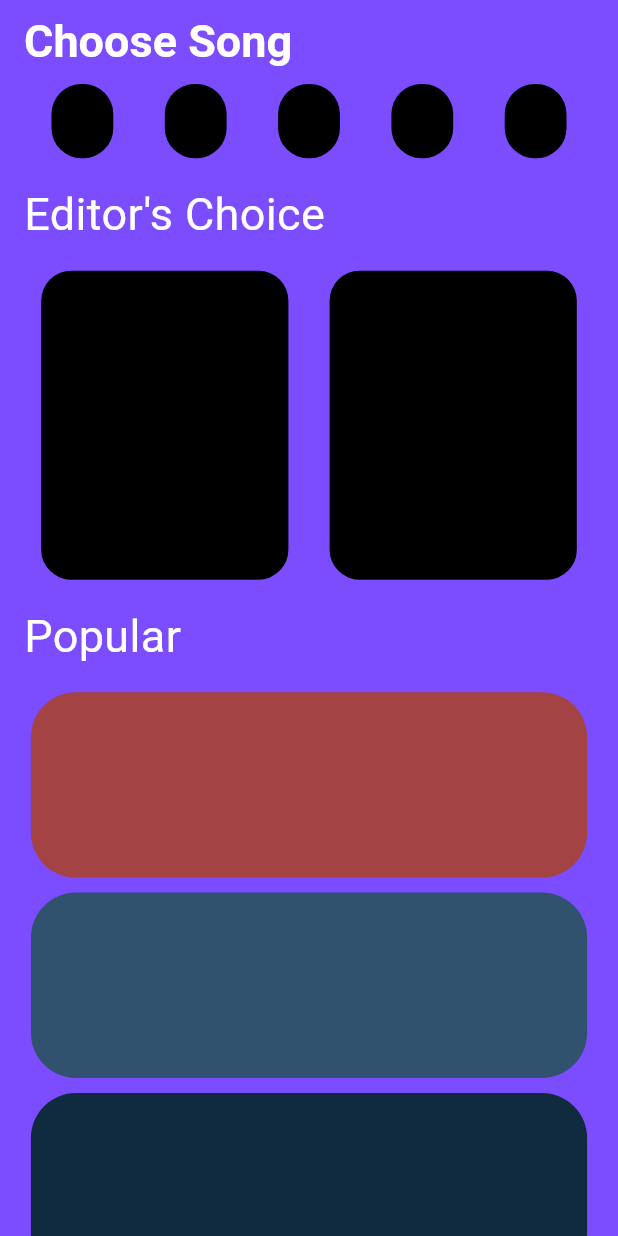
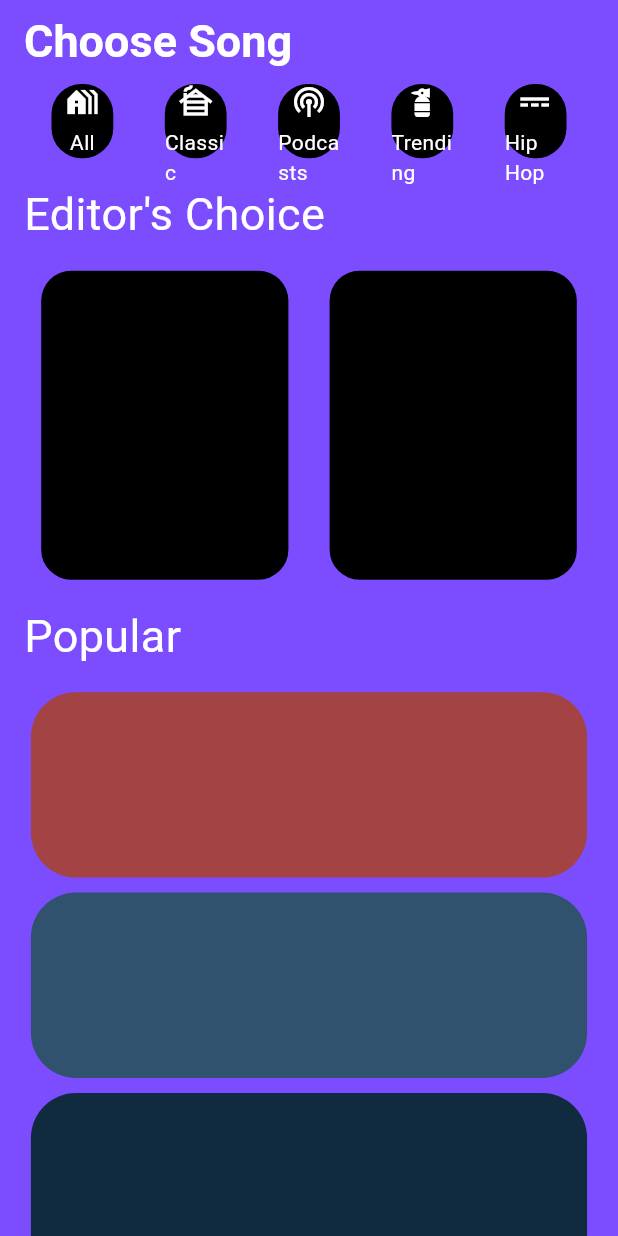
Before and after one commit to TheRealJasoandRazi/practise_app, a Flutter app: the screen it shows after launch, on a phone screen of 412 x 824 dp. Run offline on Flutter 3.47's test engine with Material 3 defaults, Android fonts, the phone set to English and light mode, and no system bars.

Commit message:
added icons and text to the small boxes

```diff
--- a/lib/pages/home.dart
+++ b/lib/pages/home.dart
@@ -1,4 +1,29 @@
 import 'package:flutter/material.dart';
+
+Widget _buildBoxWithTextAndIcon(String text, IconData iconData, double width, double height) {
+  return Container(
+    width: width,
+    height: height,
+    decoration: BoxDecoration(
+      color: Colors.black,
+      borderRadius: BorderRadius.circular(20),
+    ),
+    child: Column(
+      mainAxisAlignment: MainAxisAlignment.center,
+      children: [
+        Icon(
+          iconData,
+          color: Colors.white,
+        ),
+        SizedBox(height: 5),
+        Text(
+          text,
+          style: TextStyle(color: Colors.white),
+        ),
+      ],
+    ),
+  );
+}
 
 class Homepage extends StatelessWidget {
   const Homepage({super.key});
@@ -7,6 +32,9 @@ class Homepage extends StatelessWidget {
   Widget build(BuildContext context) {
     final screenWidth = MediaQuery.of(context).size.width;
     final screenHeight = MediaQuery.of(context).size.height;
+
+    final small_box_width = screenWidth * 0.10;
+    final small_box_height = screenHeight * 0.06;
 
     return Scaffold(
       appBar: AppBar(
@@ -26,46 +54,11 @@ class Homepage extends StatelessWidget {
           Row(
             mainAxisAlignment: MainAxisAlignment.spaceEvenly,
             children: [
-              Container(
-                width: screenWidth * 0.10,
-                height: screenHeight * 0.06,
-                decoration: BoxDecoration(
-                  color: Colors.black,
-                  borderRadius: BorderRadius.circular(20), // Adding border radius
-                ),
-              ),
-              Container(
-                width: screenWidth * 0.10,
-                height: screenHeight * 0.06,
-                decoration: BoxDecoration(
-                  color: Colors.black,
-                  borderRadius: BorderRadius.circular(20), // Adding border radius
-                ),
-              ),
-              Container(
-                width: screenWidth * 0.10,
-                height: screenHeight * 0.06,
-                decoration: BoxDecoration(
-                  color: Colors.black,
-                  borderRadius: BorderRadius.circular(20), // Adding border radius
-                ),
-              ),
-              Container(
-                width: screenWidth * 0.10,
-                height: screenHeight * 0.06,
-                decoration: BoxDecoration(
-                  color: Colors.black,
-                  borderRadius: BorderRadius.circular(20), // Adding border radius
-                ),
-              ),
-              Container(
-                width: screenWidth * 0.10,
-                height: screenHeight * 0.06,
-                decoration: BoxDecoration(
-                  color: Colors.black,
-                  borderRadius: BorderRadius.circular(20), // Adding border radius
-                ),
-              ),
+              _buildBoxWithTextAndIcon('All', Icons.holiday_village, small_box_width, small_box_height),
+              _buildBoxWithTextAndIcon('Classic', Icons.cabin, small_box_width, small_box_height),
+              _buildBoxWithTextAndIcon('Podcasts', Icons.podcasts, small_box_width, small_box_height),
+              _buildBoxWithTextAndIcon('Trending', Icons.fire_extinguisher, small_box_width, small_box_height),
+              _buildBoxWithTextAndIcon('Hip Hop', Icons.power_input, small_box_width, small_box_height),
             ],
           ),
           SizedBox(
```
Also changed, not shown: 33 other files.
